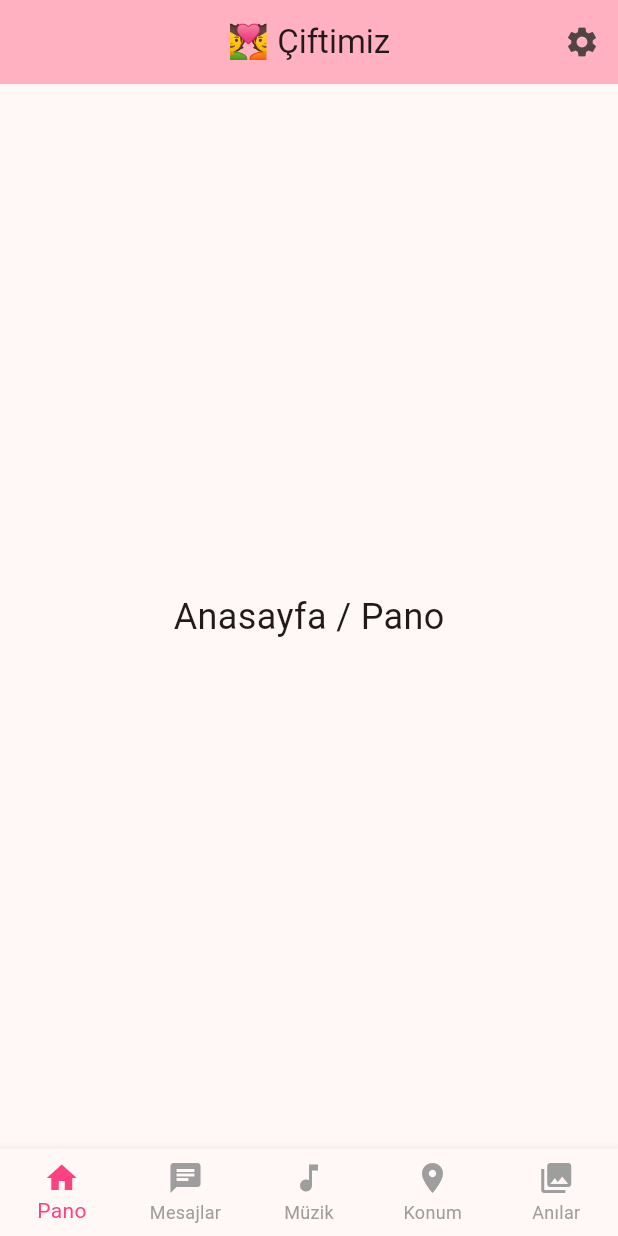
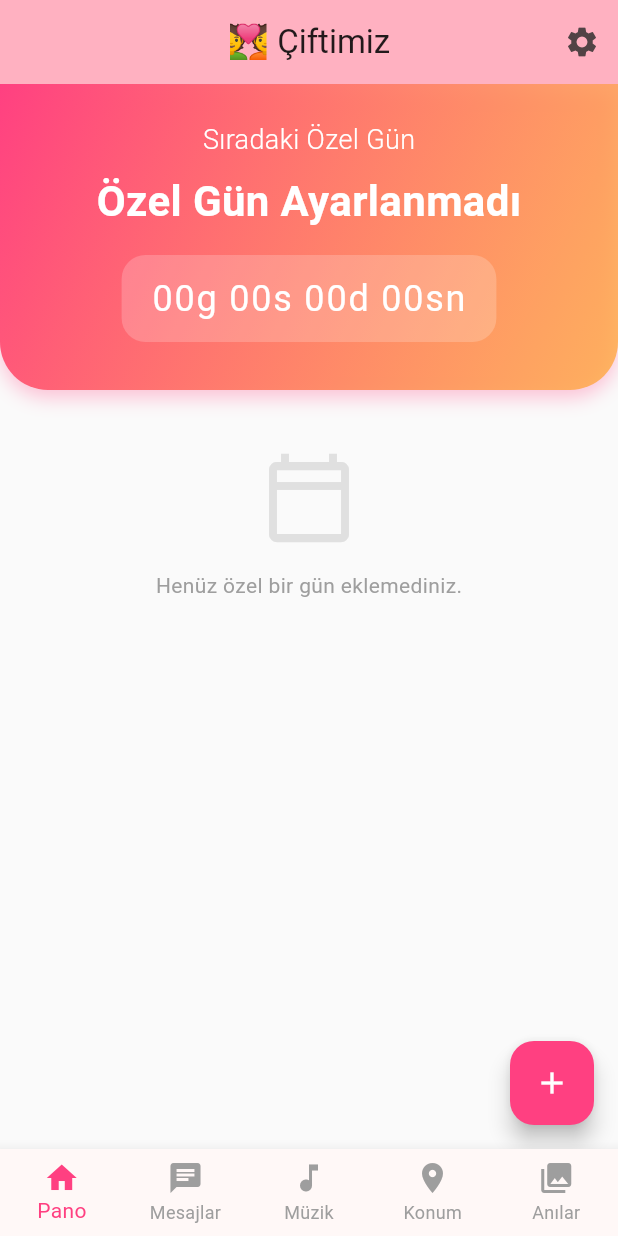
Before and after one commit to Ymselimhan/deneme, a Flutter app: the screen it shows after launch, after a tap on "Bağlan", on a phone screen of 412 x 824 dp. Run offline on Flutter 3.47's test engine with Material 3 defaults, Android fonts, the phone set to English and light mode, and no system bars; our stand-ins replace flutter_map, geolocator, image_picker, latlong2, shared_preferences, socket_io_client; statements that could not run were skipped.

Commit message:
Added Special Dates and Countdown module

```diff
--- a/çift uygulması/mobile/lib/main.dart
+++ b/çift uygulması/mobile/lib/main.dart
@@ -6,6 +6,7 @@ import 'screens/chat_screen.dart';
 import 'screens/music_screen.dart';
 import 'screens/location_screen.dart';
 import 'screens/gallery_screen.dart';
+import 'screens/home_screen.dart';
 import 'services/auth_service.dart';
 
 void main() async {
@@ -84,7 +85,7 @@ class _MainDashboardState extends State<MainDashboard> {
   int _selectedIndex = 0;
 
   static const List<Widget> _widgetOptions = <Widget>[
-    Center(child: Text('Anasayfa / Pano', style: TextStyle(fontSize: 24))),
+    HomeScreen(),
     ChatScreen(),
     MusicScreen(),
     LocationScreen(),
--- /dev/null
+++ b/çift uygulması/mobile/lib/models/special_date.dart
@@ -0,0 +1,39 @@
+class SpecialDate {
+  final int id;
+  final String title;
+  final DateTime date;
+  final String type;
+  final String? description;
+  final int coupleId;
+
+  SpecialDate({
+    required this.id,
+    required this.title,
+    required this.date,
+    required this.type,
+    this.description,
+    required this.coupleId,
+  });
+
+  factory SpecialDate.fromJson(Map<String, dynamic> json) {
+    return SpecialDate(
+      id: json['id'],
+      title: json['title'],
+      date: DateTime.parse(json['date']),
+      type: json['type'],
+      description: json['description'],
+      coupleId: json['coupleId'],
+    );
+  }
+
+  Map<String, dynamic> toJson() {
+    return {
+      'id': id,
+      'title': title,
+      'date': date.toIso8601String(),
+      'type': type,
+      'description': description,
+      'coupleId': coupleId,
+    };
+  }
+}
--- /dev/null
+++ b/çift uygulması/mobile/lib/screens/home_screen.dart
@@ -0,0 +1,310 @@
+import 'package:flutter/material.dart';
+import '../services/date_service.dart';
+import '../models/special_date.dart';
+import 'dart:async';
+
+class HomeScreen extends StatefulWidget {
+  const HomeScreen({super.key});
+
+  @override
+  State<HomeScreen> createState() => _HomeScreenState();
+}
+
+class _HomeScreenState extends State<HomeScreen> {
+  final DateService _dateService = DateService();
+  List<SpecialDate> _dates = [];
+  bool _isLoading = true;
+  Timer? _timer;
+  Duration _timeLeft = const Duration();
+  SpecialDate? _nextDate;
+
+  @override
+  void initState() {
+    super.initState();
+    _loadDates();
+    _timer = Timer.periodic(const Duration(seconds: 1), (timer) {
+      if (_nextDate != null) {
+        setState(() {
+          _timeLeft = _nextDate!.date.difference(DateTime.now());
+        });
+      }
+    });
+  }
+
+  @override
+  void dispose() {
+    _timer?.cancel();
+    super.dispose();
+  }
+
+  Future<void> _loadDates() async {
+    try {
+      final dates = await _dateService.getSpecialDates();
+      setState(() {
+        _dates = dates;
+        _isLoading = false;
+        _findNextDate();
+      });
+    } catch (e) {
+      setState(() => _isLoading = false);
+    }
+  }
+
+  void _findNextDate() {
+    if (_dates.isEmpty) return;
+    final now = DateTime.now();
+    final futureDates = _dates.where((d) => d.date.isAfter(now)).toList();
+    if (futureDates.isNotEmpty) {
+      futureDates.sort((a, b) => a.date.compareTo(b.date));
+      setState(() {
+        _nextDate = futureDates.first;
+      });
+    }
+  }
+
+  String _formatDuration(Duration d) {
+    if (d.isNegative) return "00:00:00:00";
+    int days = d.inDays;
+    int hours = d.inHours.remainder(24);
+    int minutes = d.inMinutes.remainder(60);
+    int seconds = d.inSeconds.remainder(60);
+    return "${days.toString().padLeft(2, '0')}g ${hours.toString().padLeft(2, '0')}s ${minutes.toString().padLeft(2, '0')}d ${seconds.toString().padLeft(2, '0')}sn";
+  }
+
+  @override
+  Widget build(BuildContext context) {
+    return Scaffold(
+      backgroundColor: Colors.grey[50],
+      body: _isLoading
+          ? const Center(child: CircularProgressIndicator())
+          : RefreshIndicator(
+              onRefresh: _loadDates,
+              child: SingleChildScrollView(
+                physics: const AlwaysScrollableScrollPhysics(),
+                child: Column(
+                  children: [
+                    _buildCountdownHeader(),
+                    _buildDatesList(),
+                  ],
+                ),
+              ),
+            ),
+      floatingActionButton: FloatingActionButton(
+        onPressed: _showAddDateDialog,
+        backgroundColor: Colors.pinkAccent,
+        child: const Icon(Icons.add, color: Colors.white),
+      ),
+    );
+  }
+
+  Widget _buildCountdownHeader() {
+    return Container(
+      width: double.infinity,
+      padding: const EdgeInsets.all(24),
+      decoration: BoxDecoration(
+        gradient: LinearGradient(
+          colors: [Colors.pinkAccent, Colors.orangeAccent.withOpacity(0.8)],
+          begin: Alignment.topLeft,
+          end: Alignment.bottomRight,
+        ),
+        borderRadius: const BorderRadius.only(
+          bottomLeft: Radius.circular(32),
+          bottomRight: Radius.circular(32),
+        ),
+        boxShadow: [
+          BoxShadow(
+            color: Colors.pinkAccent.withOpacity(0.3),
+            blurRadius: 10,
+            offset: const Offset(0, 5),
+          ),
+        ],
+      ),
+      child: Column(
+        children: [
+          const Text(
+            "Sıradaki Özel Gün",
+            style: TextStyle(color: Colors.white, fontSize: 18, fontWeight: FontWeight.w300),
+          ),
+          const SizedBox(height: 8),
+          Text(
+            _nextDate?.title ?? "Özel Gün Ayarlanmadı",
+            style: const TextStyle(color: Colors.white, fontSize: 28, fontWeight: FontWeight.bold),
+          ),
+          const SizedBox(height: 16),
+          Container(
+            padding: const EdgeInsets.symmetric(horizontal: 20, vertical: 12),
+            decoration: BoxDecoration(
+              color: Colors.white.withOpacity(0.2),
+              borderRadius: BorderRadius.circular(16),
+            ),
+            child: Text(
+              _formatDuration(_timeLeft),
+              style: const TextStyle(
+                color: Colors.white,
+                fontSize: 24,
+                fontWeight: FontWeight.mono,
+                letterSpacing: 1.2,
+              ),
+            ),
+          ),
+          const SizedBox(height: 8),
+          if (_nextDate != null)
+            Text(
+              "${_nextDate!.date.day}.${_nextDate!.date.month}.${_nextDate!.date.year}",
+              style: TextStyle(color: Colors.white.withOpacity(0.8), fontSize: 16),
+            ),
+        ],
+      ),
+    );
+  }
+
+  Widget _buildDatesList() {
+    if (_dates.isEmpty) {
+      return Padding(
+        padding: const EdgeInsets.all(40.0),
+        child: Column(
+          children: [
+            Icon(Icons.calendar_today_outlined, size: 64, color: Colors.grey[300]),
+            const SizedBox(height: 16),
+            Text("Henüz özel bir gün eklemediniz.", style: TextStyle(color: Colors.grey[500])),
+          ],
+        ),
+      );
+    }
+
+    return Padding(
+      padding: const EdgeInsets.all(16.0),
+      child: Column(
+        crossAxisAlignment: CrossAxisAlignment.start,
+        children: [
+          const Text("Tüm Özel Günler", style: TextStyle(fontSize: 20, fontWeight: FontWeight.bold)),
+          const SizedBox(height: 12),
+          ListView.builder(
+            shrinkWrap: true,
+            physics: const NeverScrollableScrollPhysics(),
+            itemCount: _dates.length,
+            itemBuilder: (context, index) {
+              final date = _dates[index];
+              return Card(
+                elevation: 0,
+                margin: const EdgeInsets.only(bottom: 12),
+                shape: RoundedRectangleBorder(
+                  borderRadius: BorderRadius.circular(16),
+                  side: BorderSide(color: Colors.grey[200]!),
+                ),
+                child: ListTile(
+                  contentPadding: const EdgeInsets.all(12),
+                  leading: CircleAvatar(
+                    backgroundColor: _getTypeColor(date.type).withOpacity(0.1),
+                    child: Icon(_getTypeIcon(date.type), color: _getTypeColor(date.type)),
+                  ),
+                  title: Text(date.title, style: const TextStyle(fontWeight: FontWeight.bold)),
+                  subtitle: Text("${date.date.day}/${date.date.month}/${date.date.year}"),
+                  trailing: IconButton(
+                    icon: const Icon(Icons.delete_outline, color: Colors.redAccent),
+                    onPressed: () => _deleteDate(date.id),
+                  ),
+                ),
+              );
+            },
+          ),
+        ],
+      ),
+    );
+  }
+
+  Color _getTypeColor(String type) {
+    switch (type) {
+      case 'anniversary': return Colors.redAccent;
+      case 'birthday': return Colors.blueAccent;
+      default: return Colors.orangeAccent;
+    }
+  }
+
+  IconData _getTypeIcon(String type) {
+    switch (type) {
+      case 'anniversary': return Icons.favorite;
+      case 'birthday': return Icons.cake;
+      default: return Icons.star;
+    }
+  }
+
+  void _deleteDate(int id) async {
+    try {
+      await _dateService.deleteSpecialDate(id);
+      _loadDates();
+    } catch (e) {
+      ScaffoldMessenger.of(context).showSnackBar(SnackBar(content: Text(e.toString())));
+    }
+  }
+
+  void _showAddDateDialog() {
+    final titleController = TextEditingController();
+    DateTime selectedDate = DateTime.now();
+    String selectedType = 'anniversary';
+
+    showModalBottomSheet(
+      context: context,
+      isScrollControlled: true,
+      shape: const RoundedRectangleBorder(borderRadius: BorderRadius.vertical(top: Radius.circular(20))),
+      builder: (context) => StatefulBuilder(
+        builder: (context, setModalState) => Padding(
+          padding: EdgeInsets.only(bottom: MediaQuery.of(context).viewInsets.bottom, left: 20, right: 20, top: 20),
+          child: Column(
+            mainAxisSize: MainAxisSize.min,
+            crossAxisAlignment: CrossAxisAlignment.start,
+            children: [
+              const Text("Özel Gün Ekle", style: TextStyle(fontSize: 22, fontWeight: FontWeight.bold)),
+              const SizedBox(height: 20),
+              TextField(
+                controller: titleController,
+                decoration: const InputDecoration(labelText: 'Başlık (örn: Tanışma Yıldönümü)', border: OutlineInputBorder()),
+              ),
+              const SizedBox(height: 16),
+              ListTile(
+                title: Text("Tarih: ${selectedDate.day}/${selectedDate.month}/${selectedDate.year}"),
+                trailing: const Icon(Icons.calendar_month),
+                onTap: () async {
+                  final picked = await showDatePicker(
+                    context: context,
+                    initialDate: selectedDate,
+                    firstDate: DateTime(1900),
+                    lastDate: DateTime(2100),
+                  );
+                  if (picked != null) setModalState(() => selectedDate = picked);
+                },
+              ),
+              const SizedBox(height: 16),
+              DropdownButtonFormField<String>(
+                value: selectedType,
+                items: const [
+                  DropdownMenuItem(value: 'anniversary', child: Text("Yıldönümü")),
+                  DropdownMenuItem(value: 'birthday', child: Text("Doğum Günü")),
+                  DropdownMenuItem(value: 'other', child: Text("Diğer")),
+                ],
+                onChanged: (v) => setModalState(() => selectedType = v!),
+                decoration: const InputDecoration(border: OutlineInputBorder()),
+              ),
+              const SizedBox(height: 24),
+              SizedBox(
+                width: double.infinity,
+                height: 50,
+                child: ElevatedButton(
+                  onPressed: () async {
+                    if (titleController.text.isEmpty) return;
+                    await _dateService.createSpecialDate(titleController.text, selectedDate, selectedType, null);
+                    Navigator.pop(context);
+                    _loadDates();
+                  },
+                  style: ElevatedButton.styleFrom(backgroundColor: Colors.pinkAccent, foregroundColor: Colors.white),
+                  child: const Text("Kaydet"),
+                ),
+              ),
+              const SizedBox(height: 20),
+            ],
+          ),
+        ),
+      ),
+    );
+  }
+}
--- /dev/null
+++ b/çift uygulması/mobile/lib/services/date_service.dart
@@ -0,0 +1,92 @@
+import 'dart:convert';
+import 'package:http/http.dart' as http;
+import 'package:shared_preferences/shared_preferences.dart';
+import '../models/special_date.dart';
+
+class DateService {
+  Future<String?> getServerUrl() async {
+    final prefs = await SharedPreferences.getInstance();
+    return prefs.getString('server_url');
+  }
+
+  Future<String?> getToken() async {
+    final prefs = await SharedPreferences.getInstance();
+    return prefs.getString('token');
+  }
+
+  Future<int?> getCoupleId() async {
+    final prefs = await SharedPreferences.getInstance();
+    return prefs.getInt('coupleId');
+  }
+
+  Future<List<SpecialDate>> getSpecialDates() async {
+    final url = await getServerUrl();
+    final token = await getToken();
+    final coupleId = await getCoupleId();
+
+    if (url == null || token == null || coupleId == null) return [];
+
+    final response = await http.get(
+      Uri.parse('$url/api/dates/$coupleId'),
+      headers: {
+        'Content-Type': 'application/json',
+        'x-access-token': token,
+      },
+    );
+
+    if (response.statusCode == 200) {
+      List<dynamic> body = jsonDecode(response.body);
+      return body.map((dynamic item) => SpecialDate.fromJson(item)).toList();
+    } else {
+      throw Exception('Özel günler yüklenemedi');
+    }
+  }
+
+  Future<SpecialDate> createSpecialDate(String title, DateTime date, String type, String? description) async {
+    final url = await getServerUrl();
+    final token = await getToken();
+    final coupleId = await getCoupleId();
+
+    if (url == null || token == null || coupleId == null) throw Exception('Eksik bilgi');
+
+    final response = await http.post(
+      Uri.parse('$url/api/dates'),
+      headers: {
+        'Content-Type': 'application/json',
+        'x-access-token': token,
+      },
+      body: jsonEncode({
+        'title': title,
+        'date': date.toIso8601String(),
+        'type': type,
+        'description': description,
+        'coupleId': coupleId,
+      }),
+    );
+
+    if (response.statusCode == 201) {
+      return SpecialDate.fromJson(jsonDecode(response.body));
+    } else {
+      throw Exception('Özel gün oluşturulamadı');
+    }
+  }
+
+  Future<void> deleteSpecialDate(int id) async {
+    final url = await getServerUrl();
+    final token = await getToken();
+
+    if (url == null || token == null) throw Exception('Eksik bilgi');
+
+    final response = await http.delete(
+      Uri.parse('$url/api/dates/$id'),
+      headers: {
+        'Content-Type': 'application/json',
+        'x-access-token': token,
+      },
+    );
+
+    if (response.statusCode != 200) {
+      throw Exception('Silme işlemi başarısız');
+    }
+  }
+}
```
Also changed, not shown: 7 other files.
